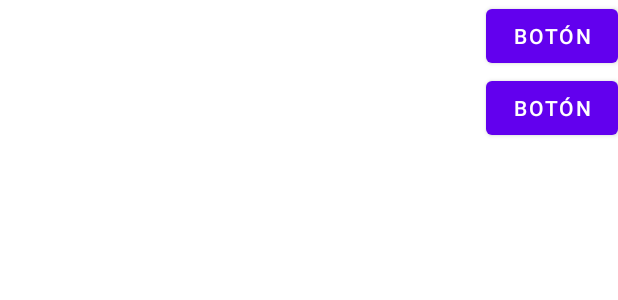
After one commit to efraindrummer/LayoutsAndroid, an Android app: the layout fragmet_vertical.xml on its own in the app's theme, with its tools: preview values and no code run, on a phone screen of 412 x 824 dp. The commit adds this screen. Shown: the top 300 px of the screen. Run offline under Robolectric (Android 15) with nearby library versions, the phone set to English and light mode, and no system bars.

Commit message:
tarea alinear boton - vertical btns

```diff
--- /dev/null
+++ b/app/src/main/res/layout/fragmet_vertical.xml
@@ -0,0 +1,19 @@
+<?xml version="1.0" encoding="utf-8"?>
+<LinearLayout
+    xmlns:android="http://schemas.android.com/apk/res/android"
+    android:layout_width="match_parent"
+    android:layout_height="wrap_content"
+    android:orientation="vertical"
+    android:gravity="end|center_vertical">
+
+    <Button
+        android:layout_width="wrap_content"
+        android:layout_height="wrap_content"
+        android:text="Botón"/>
+
+    <Button
+        android:layout_width="wrap_content"
+        android:layout_height="wrap_content"
+        android:text="Botón"/>
+
+</LinearLayout>
--- a/app/src/main/res/values/strings.xml
+++ b/app/src/main/res/values/strings.xml
@@ -3,4 +3,5 @@
     <string name="title_home">Linear</string>
     <string name="title_dashboard">Frame</string>
     <string name="title_notifications">Constrain</string>
+    <string name="title_vertical">Vertical</string>
 </resources>
```
Also changed, not shown: app/src/main/res/layout/fragment_work.xml (added, +18 -0 lines).
